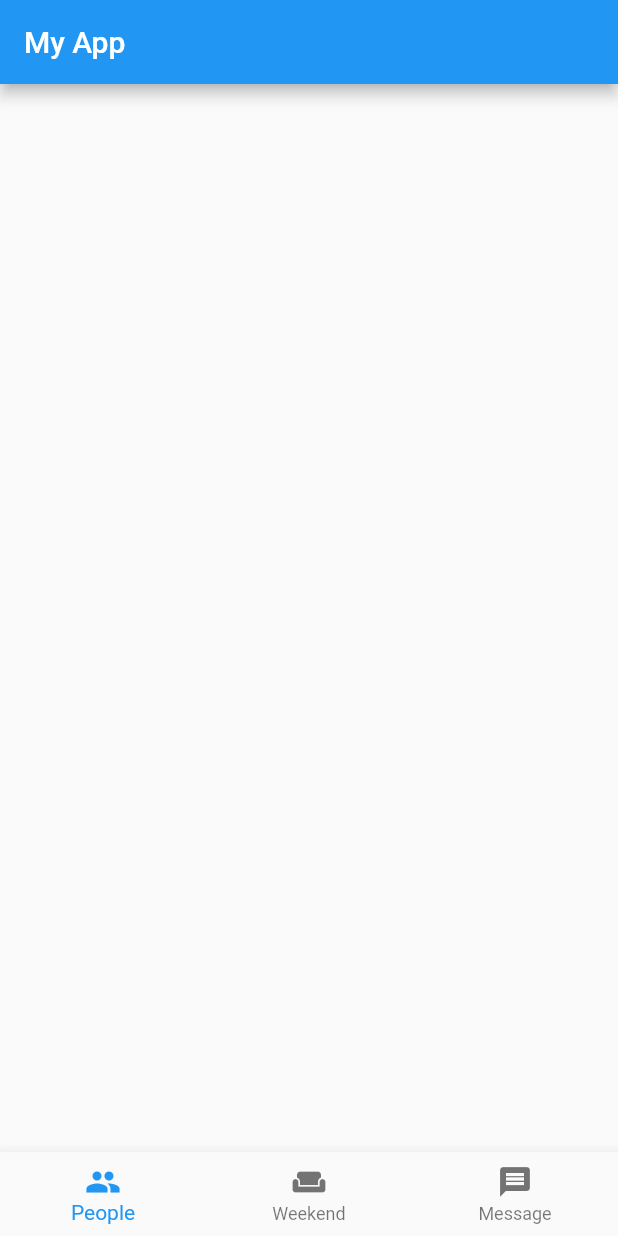
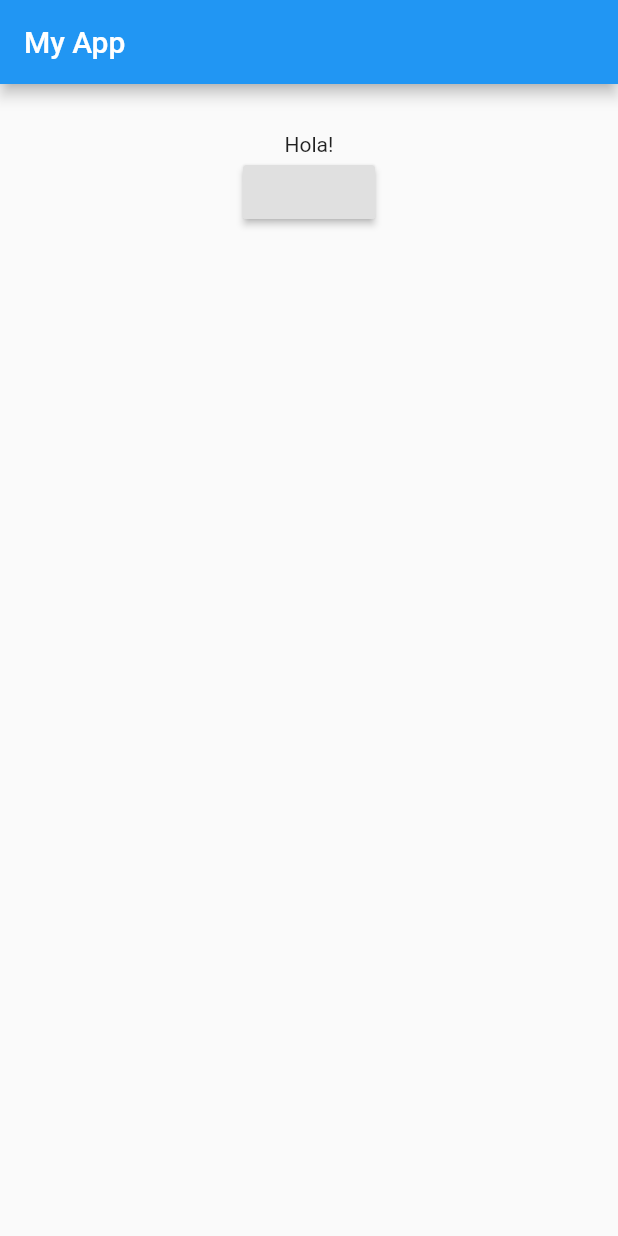
Before and after one commit to geordanex/Flutter-showcase, a Flutter app: the screen it shows after launch, on a phone screen of 412 x 824 dp. Run offline on Flutter 3.47's test engine with Material 2 defaults, Android fonts, the phone set to English and light mode, and no system bars.

```diff
--- a/lib/main.dart
+++ b/lib/main.dart
@@ -8,18 +8,29 @@ class MyApp extends StatefulWidget {
 }
 
 class _State extends State<MyApp> {
-  List<BottomNavigationBarItem> _items = [];
-  String _value = '';
-  int _index = 0;
-
-  @override
-  void initState() {
-    _items.add(new BottomNavigationBarItem(
-        icon: new Icon(Icons.people), title: new Text("People")));
-    _items.add(new BottomNavigationBarItem(
-        icon: new Icon(Icons.weekend), title: new Text("Weekend")));
-    _items.add(new BottomNavigationBarItem(
-        icon: new Icon(Icons.message), title: new Text("Message")));
+  String _value = 'Hola!';
+  void _showBottom() {
+    showModalBottomSheet<void>(
+        context: context,
+        builder: (BuildContext context) {
+          return new Container(
+            padding: new EdgeInsets.all(15.0),
+            child: new Row(
+              mainAxisAlignment: MainAxisAlignment.center,
+              children: <Widget>[
+                new Text(
+                  'Some info Here',
+                  style: new TextStyle(
+                      color: Colors.blue, fontWeight: FontWeight.bold),
+                ),
+                new RaisedButton(
+                  onPressed: () => Navigator.pop(context),
+                  child: new Text('Close'),
+                )
+              ],
+            ),
+          );
+        });
   }
 
   @override
@@ -32,20 +43,14 @@ class _State extends State<MyApp> {
         padding: new EdgeInsets.all(32.0),
         child: new Center(
           child: new Column(
-            children: <Widget>[new Text(_value)],
+            children: <Widget>[
+              new Text(_value),
+              new RaisedButton(
+                onPressed: _showBottom,
+              )
+              ],
           ),
         ),
-      ),
-      bottomNavigationBar: new BottomNavigationBar(
-        items: _items,
-        fixedColor: Colors.blue,
-        currentIndex: _index,
-        onTap: (int item) {
-          setState(() {
-            _index = item;
-            _value = "Current Value is: ${_index.toString()}";
-          });
-        },
       ),
     );
   }
```
